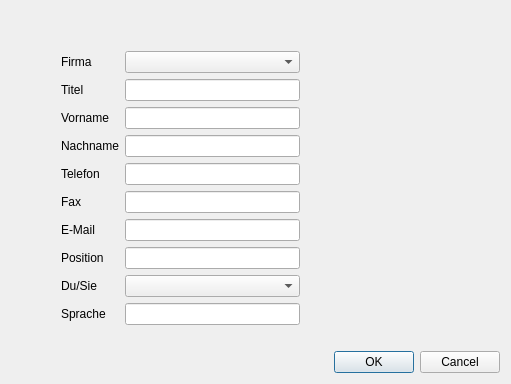
Above: createperson.ui from green-lion-racing/glr-database before the change. Below: the same form after it.
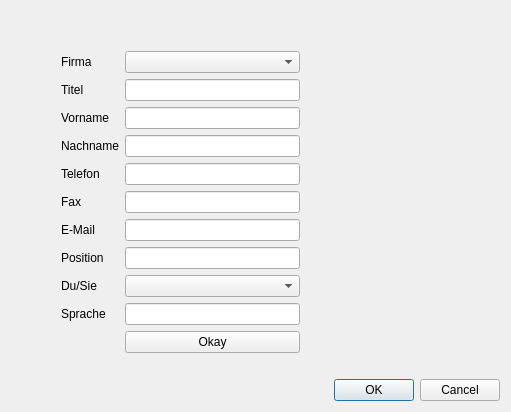
That is the form after the change.

Commit message: Added button pb_okay instead of buttonBox (createperson)

What changed in the file:
```diff
--- a/createperson.ui
+++ b/createperson.ui
@@ -140,6 +140,13 @@
        <item row="0" column="1">
         <widget class="QComboBox" name="cb_company"/>
        </item>
+       <item row="10" column="1">
+        <widget class="QPushButton" name="pb_okay">
+         <property name="text">
+          <string>Okay</string>
+         </property>
+        </widget>
+       </item>
       </layout>
      </item>
     </layout>
```
The commit also changes 3 other files.
